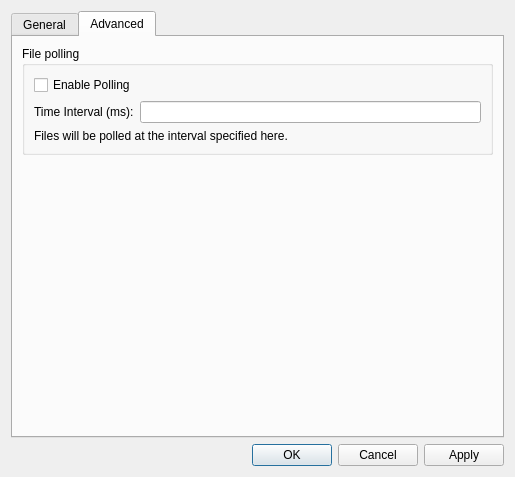
Before: the Qt Designer form src/optionsdialog.ui in nickbnf/glogg, drawn with Qt 5.
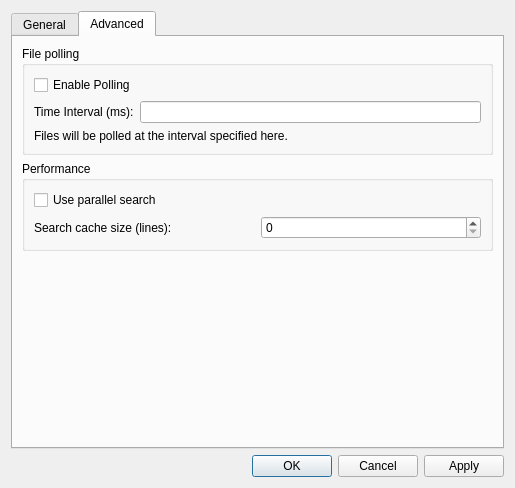
After: the same form once the commit is applied. The open tabs and pages were chosen to show the change.

Commit message: Add ui for configuration of performance features

The edit to the form file:
```diff
--- a/src/optionsdialog.ui
+++ b/src/optionsdialog.ui
@@ -7,7 +7,7 @@
     <x>0</x>
     <y>0</y>
     <width>515</width>
-    <height>477</height>
+    <height>488</height>
    </rect>
   </property>
   <property name="sizePolicy">
@@ -244,6 +244,40 @@
          </layout>
         </widget>
        </item>
+       <item>
+        <widget class="QGroupBox" name="perfBox">
+         <property name="title">
+          <string>Performance</string>
+         </property>
+         <layout class="QVBoxLayout" name="verticalLayout_7">
+          <item>
+           <widget class="QCheckBox" name="parallelSearchCheckBox">
+            <property name="text">
+             <string>Use parallel search</string>
+            </property>
+           </widget>
+          </item>
+          <item>
+           <layout class="QHBoxLayout" name="horizontalLayout_4">
+            <item>
+             <widget class="QLabel" name="label_6">
+              <property name="text">
+               <string>Search cache size (lines):</string>
+              </property>
+             </widget>
+            </item>
+            <item>
+             <widget class="QSpinBox" name="searchCacheSpinBox">
+              <property name="maximum">
+               <number>10000000</number>
+              </property>
+             </widget>
+            </item>
+           </layout>
+          </item>
+         </layout>
+        </widget>
+       </item>
        <item>
         <spacer name="verticalSpacer_2">
          <property name="orientation">
```
The commit also changes 5 other files.
